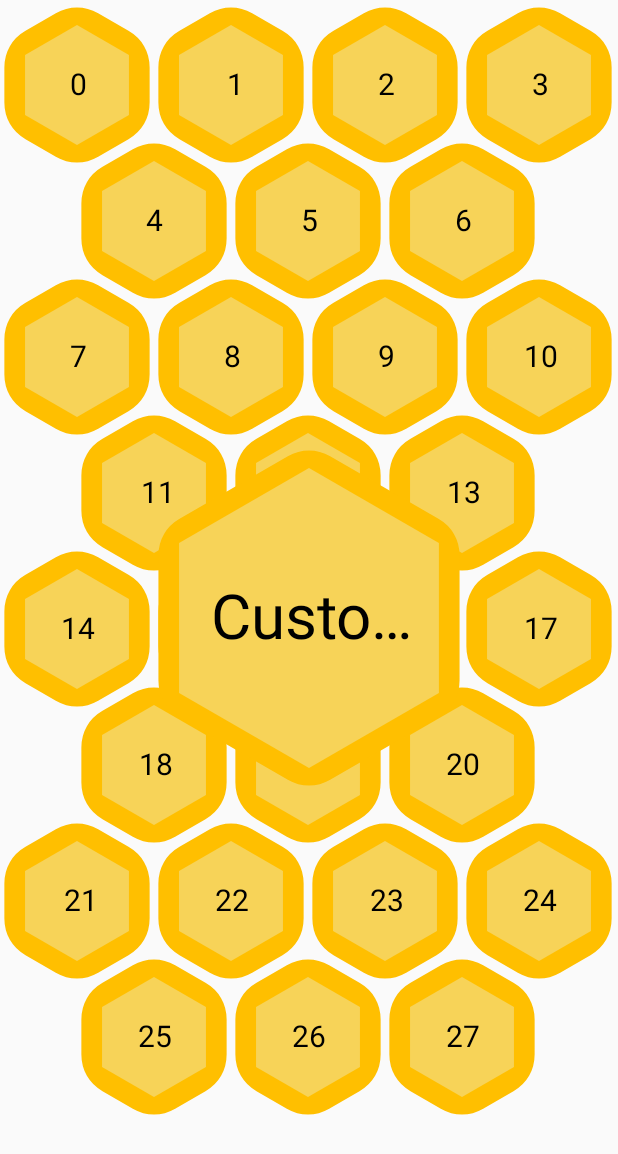
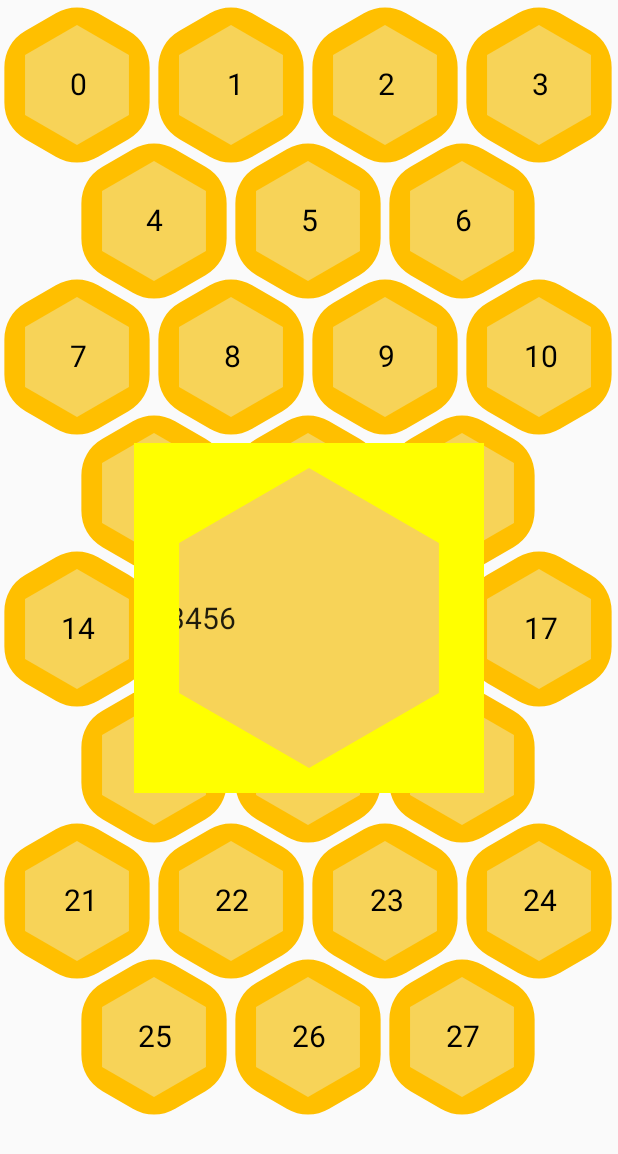
Before and after one commit to Bobkovn/CustomViewExample, an Android app: the layout activity_main.xml on its own in the app's theme, with its tools: preview values and no code run, on a phone screen of 412 x 824 dp. Shown: the top 1154 px of the screen. Run offline under Robolectric (Android 15) with nearby library versions, the phone set to English and light mode, and no system bars.

Commit message:
refactored code in progress

```diff
--- /dev/null
+++ b/app/src/main/java/com/example/nikitabobkov/customviewexample/HoneycombButtonTextView.kt
@@ -0,0 +1,215 @@
+package com.example.nikitabobkov.customviewexample
+
+import android.content.Context
+import android.content.res.TypedArray
+import android.graphics.*
+import android.text.TextPaint
+import android.text.TextUtils
+import android.util.AttributeSet
+import android.view.Gravity
+import android.view.MotionEvent
+import android.view.View
+import android.widget.TextView
+
+class HoneycombButtonTextView : TextView {
+    private lateinit var hexagonPath: Path
+    private lateinit var hexagonBorderPath: Path
+    private lateinit var borderPaint: Paint
+    private lateinit var textPaint: TextPaint
+    private var radius: Float = 0f
+    private var mTextSize: Float = 0f
+    private var widthView: Int = 0
+    private var heightView: Int = 0
+    private var borderWidth: Float = 50f
+    private var text: String = ""
+    private var ellipsizeText: String = ""
+    private var clickableRegion = Region()
+    private var listener: OnHoneycombClickListener? = null
+    private var bounds: Rect = Rect()
+    private var color: Int = 0
+
+    constructor(context: Context) : this(context, null)
+
+    constructor(context: Context, attrs: AttributeSet?) : this(context, attrs, 0)
+
+    constructor(context: Context, attrs: AttributeSet?, defStyleAttr: Int) : this(context, attrs, defStyleAttr, 0)
+
+    constructor(context: Context, attrs: AttributeSet?, defStyleAttr: Int, defStyleRes: Int) : super(context, attrs, defStyleAttr, defStyleRes) {
+        init(attrs, defStyleAttr, defStyleRes)
+    }
+
+    private fun init(attrs: AttributeSet?, defStyleAttr: Int, defStyleRes: Int) {
+        hexagonPath = Path()
+        hexagonBorderPath = Path()
+        textPaint = TextPaint()
+
+
+        borderPaint = Paint()
+        borderPaint.strokeCap = Paint.Cap.ROUND
+        borderPaint.strokeWidth = borderWidth
+        borderPaint.style = Paint.Style.STROKE
+
+        val typedArray = context.theme.obtainStyledAttributes(attrs, R.styleable.HoneycombButton, defStyleAttr, defStyleRes)
+        text = getTextFromAttr(typedArray)
+        color = typedArray.getInteger(R.styleable.HoneycombButton_hcb_color, context.resources.getColor(R.color.colorHoneycomb))
+        textPaint.color = typedArray.getInteger(R.styleable.HoneycombButton_hcb_textColor, Color.BLACK)
+        mTextSize = typedArray.getFloat(R.styleable.HoneycombButton_hcb_textSize, 0f)
+        radius = typedArray.getFloat(R.styleable.HoneycombButton_hcb_radius, 0f)
+        radius = Utils.convertDpToPixel(radius, context)
+        borderPaint.apply {
+            color = typedArray.getInteger(R.styleable.HoneycombButton_hcb_borderColor, context.resources.getColor(R.color.colorHoneycombBorder))
+            pathEffect = CornerPathEffect(typedArray.getFloat(R.styleable.HoneycombButton_hcb_cornerRadius, 10f))
+        }
+        typedArray.recycle()
+    }
+
+    private fun getTextFromAttr(a: TypedArray): String {
+        val id = a.getResourceId(R.styleable.HoneycombButton_hcb_text, -1)
+        return if (id == -1) "" else resources.getString(id)
+    }
+
+    fun setRadius(radius: Float) {
+        this.radius = Utils.convertDpToPixel(radius, context)
+        requestLayout()
+    }
+
+    fun setCornerRadius(radius: Float) {
+        borderPaint.pathEffect = CornerPathEffect(radius)
+        invalidate()
+    }
+
+    fun setColor(color: Int) {
+        this.color = color
+        invalidate()
+    }
+
+//    fun setTextColor(color: Int) {
+//        textPaint.color = context.resources.getColor(color)
+//        invalidate()
+//    }
+
+//    fun setTextSize(textSize: Float) {
+//        textPaint.textSize = textSize
+//        invalidate()
+//    }
+
+    fun setBorderColor(color: Int) {
+        borderPaint.color = context.resources.getColor(color)
+        invalidate()
+    }
+
+    fun setText(text: String) {
+        this.text = text
+        setupTextSize()
+        invalidate()
+    }
+
+    override fun onMeasure(widthMeasureSpec: Int, heightMeasureSpec: Int) {
+        //super.onMeasure(MeasureSpec.makeMeasureSpec(0, MeasureSpec.UNSPECIFIED), MeasureSpec.makeMeasureSpec(0, MeasureSpec.UNSPECIFIED))
+        super.onMeasure(widthMeasureSpec, heightMeasureSpec)
+        setupRadius(widthMeasureSpec, heightMeasureSpec)
+        setupView()
+        setupClickableRegion()
+        invalidate()
+
+        gravity = Gravity.CENTER
+    }
+
+    private fun setupRadius(widthMeasureSpec: Int, heightMeasureSpec: Int) {
+        val widthMode = View.MeasureSpec.getMode(widthMeasureSpec)
+        val widthSize = View.MeasureSpec.getSize(widthMeasureSpec)
+        val heightMode = View.MeasureSpec.getMode(heightMeasureSpec)
+        val heightSize = View.MeasureSpec.getSize(heightMeasureSpec)
+        if (radius == 0f) {
+            radius = if (widthMode == View.MeasureSpec.EXACTLY || heightMode == View.MeasureSpec.EXACTLY) {
+                Math.min(widthSize / 2f, heightSize / 2f)
+            } else {
+                Utils.convertDpToPixel(DEFAULT_RADIUS_DP, context)
+            }
+        }
+    }
+
+    private fun setupTextSize() {
+        if (text.isNotEmpty()) {
+            textPaint.textSize = if (mTextSize > 0) mTextSize else (widthView / 5).toFloat()
+            ellipsizeText = TextUtils.ellipsize(text, textPaint, widthView.toFloat() - (borderWidth * 2), TextUtils.TruncateAt.END) as String
+            textPaint.getTextBounds(ellipsizeText, 0, ellipsizeText.length, bounds)
+        }
+    }
+
+    private fun setupView() {
+        val halfRadius = radius / 2f
+        val triangleHeight = (Math.sqrt(3.0) * halfRadius).toFloat()
+        val margin = (Utils.convertDpToPixel(HONEYCOMB_MARGIN_DP, context)).toInt()
+        widthView = (triangleHeight * 2 + borderWidth - BORDER_MARGIN * 2).toInt() + margin / 2
+        heightView = (radius * 2 + borderWidth).toInt()
+        setMeasuredDimension(heightView, heightView)
+
+        val centerX = measuredWidth / 2f
+        val centerY = measuredHeight / 2f
+
+        hexagonPath.reset()
+        hexagonPath.moveTo(centerX, centerY + radius)
+        hexagonPath.lineTo(centerX - triangleHeight, centerY + halfRadius)
+        hexagonPath.lineTo(centerX - triangleHeight, centerY - halfRadius)
+        hexagonPath.lineTo(centerX, centerY - radius)
+        hexagonPath.lineTo(centerX + triangleHeight, centerY - halfRadius)
+        hexagonPath.lineTo(centerX + triangleHeight, centerY + halfRadius)
+        hexagonPath.close()
+
+        val radiusBorder = radius - BORDER_MARGIN
+        val halfRadiusBorder = radiusBorder / 2f
+        val triangleBorderHeight = (Math.sqrt(3.0) * halfRadiusBorder).toFloat()
+
+        hexagonBorderPath.reset()
+        hexagonBorderPath.moveTo(centerX, centerY + radiusBorder)
+        hexagonBorderPath.lineTo(centerX - triangleBorderHeight, centerY + halfRadiusBorder)
+        hexagonBorderPath.lineTo(centerX - triangleBorderHeight, centerY - halfRadiusBorder)
+        hexagonBorderPath.lineTo(centerX, centerY - radiusBorder)
+        hexagonBorderPath.lineTo(centerX + triangleBorderHeight, centerY - halfRadiusBorder)
+        hexagonBorderPath.lineTo(centerX + triangleBorderHeight, centerY + halfRadiusBorder)
+        hexagonBorderPath.close()
+
+        setupTextSize()
+    }
+
+    private fun setupClickableRegion() {
+        val rectF = RectF()
+        hexagonPath.computeBounds(rectF, true)
+        val rect = Rect(rectF.left.toInt(), rectF.top.toInt(), rectF.right.toInt(), rectF.bottom.toInt())
+        clickableRegion.setPath(hexagonPath, Region(rect))
+    }
+
+    override fun onDraw(canvas: Canvas?) {
+        //canvas?.drawPath(hexagonBorderPath, borderPaint)
+        canvas?.clipPath(hexagonPath)
+        canvas?.drawColor(color)
+
+        if (text.isNotEmpty()) {
+            val xPos = (widthView / 2 - bounds.width() / 2).toFloat()
+            val yPos = (heightView / 2 - (textPaint.descent() + textPaint.ascent()) / 2)
+            canvas?.drawText(ellipsizeText, xPos, yPos, textPaint)
+        }
+
+        super.onDraw(canvas)
+    }
+
+    fun setOnClickListener(listener: OnHoneycombClickListener) {
+        this.listener = listener
+    }
+
+    override fun onTouchEvent(event: MotionEvent?): Boolean {
+        val x = event?.x!!.toInt()
+        val y = event.y.toInt()
+        if (clickableRegion.contains(x, y) && event.action == MotionEvent.ACTION_UP) {
+            performClick()
+        }
+        return true
+    }
+
+    override fun performClick(): Boolean {
+        super.performClick()
+        listener?.onHoneycombClick(text)
+        return true
+    }
+}
--- a/app/src/main/java/com/example/nikitabobkov/customviewexample/MainActivity.kt
+++ b/app/src/main/java/com/example/nikitabobkov/customviewexample/MainActivity.kt
@@ -20,6 +20,9 @@ class MainActivity : AppCompatActivity(), OnHoneycombClickListener {
 
         binding.honeycombLayout.visibility = if (!honeycombVisible) View.VISIBLE else View.INVISIBLE
         binding.honeycombLayout.setOnClickListener(this)
+
+        binding.honeycomb.visibility = View.INVISIBLE
+        binding.honeycombLayout.visibility = View.INVISIBLE
     }
 
     override fun onHoneycombClick(text: String) {
--- a/app/src/main/res/layout/activity_main.xml
+++ b/app/src/main/res/layout/activity_main.xml
@@ -32,5 +32,20 @@
             app:layout_constraintStart_toStartOf="parent"
             app:layout_constraintTop_toTopOf="parent" />
 
+        <com.example.nikitabobkov.customviewexample.HoneycombButtonTextView
+            android:id="@+id/honeycombTextView"
+            android:layout_width="wrap_content"
+            android:background="#ff0"
+            android:layout_height="wrap_content"
+            app:hcb_radius="100"
+            android:text="123456"
+            android:textSize="20sp"
+            android:visibility="visible"
+            app:layout_constraintBottom_toBottomOf="parent"
+            app:layout_constraintEnd_toEndOf="parent"
+            app:layout_constraintStart_toStartOf="parent"
+            app:layout_constraintTop_toTopOf="parent" />
+
+
     </android.support.constraint.ConstraintLayout>
 </layout>
--- a/build.gradle
+++ b/build.gradle
@@ -7,7 +7,7 @@ buildscript {
         jcenter()
     }
     dependencies {
-        classpath 'com.android.tools.build:gradle:3.2.0'
+        classpath 'com.android.tools.build:gradle:3.2.1'
         classpath "org.jetbrains.kotlin:kotlin-gradle-plugin:$kotlin_version"
 
         // NOTE: Do not place your application dependencies here; they belong
```
Also changed, not shown: 1 other file.
